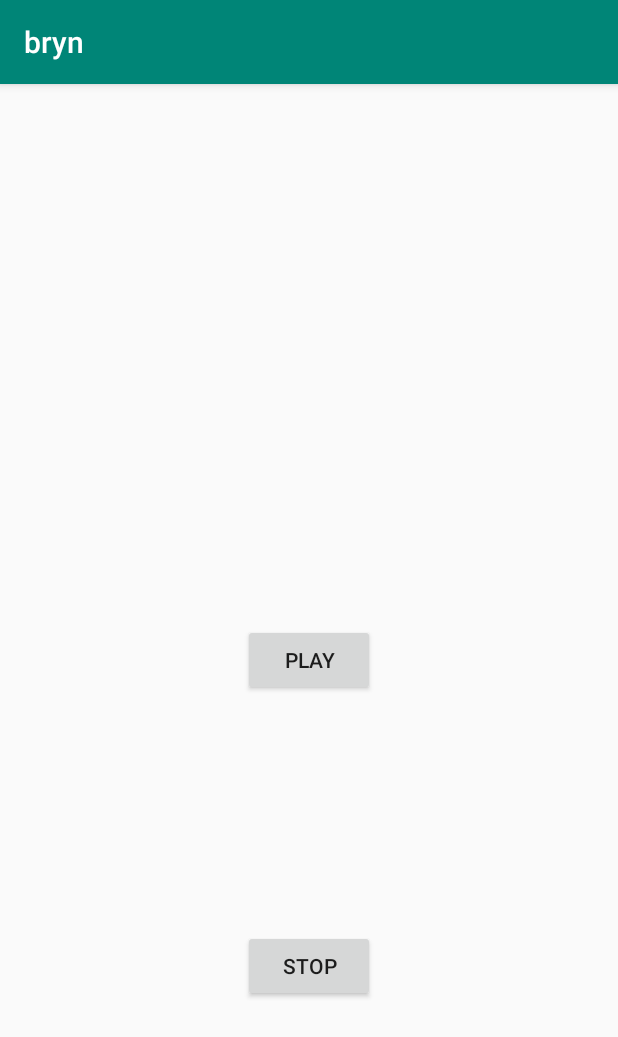
After one commit to TukundaneBrian/rugura, an Android app: the tuk1 screen opened directly, with no data from a screen before it, on a phone screen of 412 x 824 dp. The commit adds this screen. Shown: the top 1037 px of the screen. Run offline under Robolectric (Android 15) with nearby library versions, the phone set to English and light mode, and no system bars.

Commit message:
changes applied

```diff
--- /dev/null
+++ b/app/src/main/java/com/example/bryn/tuk1.java
@@ -0,0 +1,41 @@
+package com.example.bryn;
+
+import androidx.appcompat.app.AppCompatActivity;
+
+import android.media.MediaPlayer;
+import android.os.Bundle;
+import android.view.View;
+import android.widget.Button;
+
+public class tuk1 extends AppCompatActivity {
+
+    MediaPlayer player;
+    Button buttnplay;
+    Button buttnPause;
+    @Override
+    protected void onCreate(Bundle savedInstanceState) {
+        super.onCreate(savedInstanceState);
+        setContentView(R.layout.activity_tuk1);
+        buttnplay= (Button)findViewById(R.id.btnplay);
+
+        buttnplay.setOnClickListener(new View.OnClickListener() {
+            @Override
+            public void onClick(View v) {
+                player = MediaPlayer.create(getApplicationContext(), R.raw.jangu);//Create MediaPlayer object with MP3 file under res/raw folder
+                player.start();//Start playing the music
+            }
+
+        });
+        buttnPause = (Button) findViewById(R.id.btnstop);
+        buttnPause.setOnClickListener(new View.OnClickListener() {
+            @Override
+            public void onClick(View v) {
+                if (player != null && player.isPlaying()) {//If music is playing already
+                    player.stop();//Stop playing the music
+
+                }
+            }
+        });
+    }
+
+}
--- /dev/null
+++ b/app/src/main/res/layout/activity_tuk1.xml
@@ -0,0 +1,28 @@
+<?xml version="1.0" encoding="utf-8"?>
+<androidx.constraintlayout.widget.ConstraintLayout xmlns:android="http://schemas.android.com/apk/res/android"
+    xmlns:app="http://schemas.android.com/apk/res-auto"
+    xmlns:tools="http://schemas.android.com/tools"
+    android:layout_width="match_parent"
+    android:layout_height="match_parent"
+    tools:context=".tuk1">
+
+    <Button
+        android:id="@+id/btnplay"
+        android:layout_width="wrap_content"
+        android:layout_height="wrap_content"
+        android:text="play"
+        app:layout_constraintBottom_toBottomOf="parent"
+        app:layout_constraintEnd_toEndOf="parent"
+        app:layout_constraintStart_toStartOf="parent"
+        app:layout_constraintTop_toTopOf="parent" />
+
+    <Button
+        android:id="@+id/btnstop"
+        android:layout_width="wrap_content"
+        android:layout_height="wrap_content"
+        android:text="stop"
+        app:layout_constraintBottom_toBottomOf="parent"
+        app:layout_constraintEnd_toEndOf="@+id/btnplay"
+        app:layout_constraintStart_toStartOf="@+id/btnplay"
+        app:layout_constraintTop_toBottomOf="@+id/btnplay" />
+</androidx.constraintlayout.widget.ConstraintLayout>
--- a/app/src/main/res/values/strings.xml
+++ b/app/src/main/res/values/strings.xml
@@ -1,3 +1,5 @@
 <resources>
     <string name="app_name">bryn</string>
+    <string name="good">good</string>
+    <!--    <string name="app_name" translatable="false">app_name</string>-->
 </resources>
```
Also changed, not shown: app/src/main/AndroidManifest.xml (+6 -2 lines), app/src/main/java/com/example/bryn/MainActivity.java (+36 -3 lines), app/src/main/java/com/example/bryn/tuk.java (added, +19 -0 lines), app/src/main/res/layout/activity_main.xml (+10 -0 lines), app/src/main/res/layout/activity_tuk.xml (added, +9 -0 lines), app/src/main/res/menu/more.xml (added, +13 -0 lines), 4 other files.
